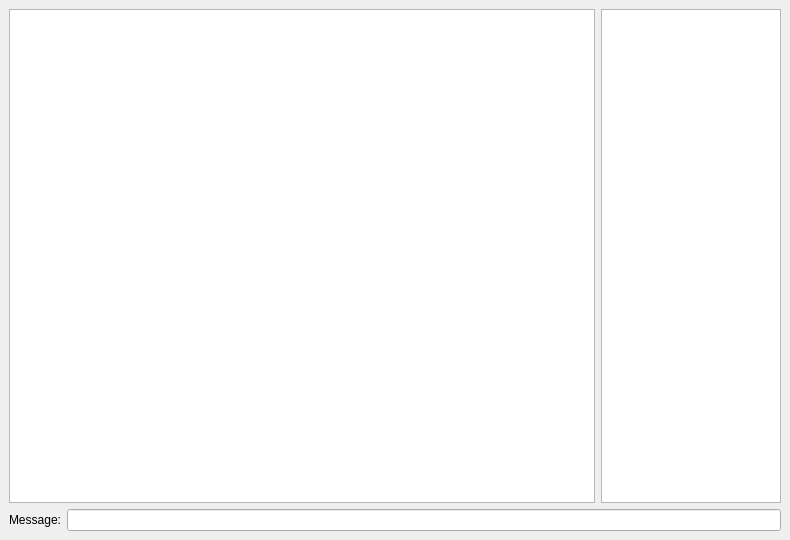
bogdyname/Freechat-Windows, file Freechat/freechat.ui: the form before one commit.
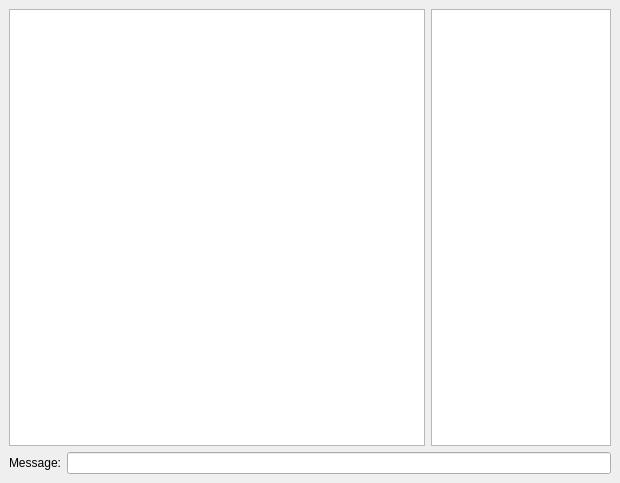
The form after the commit. Icons and pictures are not drawn.

```diff
--- a/Freechat/freechat.ui
+++ b/Freechat/freechat.ui
@@ -1,32 +1,55 @@
-<ui version="4.0" >
- <class>ChatDialog</class>
- <widget class="QDialog" name="ChatDialog" >
-  <property name="geometry" >
+<?xml version="1.0" encoding="UTF-8"?>
+<ui version="4.0">
+ <class>Freechat</class>
+ <widget class="QDialog" name="Freechat">
+  <property name="geometry">
    <rect>
     <x>0</x>
     <y>0</y>
-    <width>790</width>
-    <height>540</height>
+    <width>620</width>
+    <height>483</height>
    </rect>
   </property>
   <property name="windowTitle" >
    <string>Freechat</string>
   </property>
-  <layout class="QVBoxLayout" >
-   <property name="margin" >
-    <number>9</number>
-   </property>
-   <property name="spacing" >
+  <property name="windowIcon">
+   <iconset>
+    <normaloff>../freechat.jpg</normaloff>../freechat.jpg</iconset>
+  </property>
+  <layout class="QVBoxLayout">
+   <property name="spacing">
     <number>6</number>
    </property>
+   <property name="leftMargin">
+    <number>9</number>
+   </property>
+   <property name="topMargin">
+    <number>9</number>
+   </property>
+   <property name="rightMargin">
+    <number>9</number>
+   </property>
+   <property name="bottomMargin">
+    <number>9</number>
+   </property>
    <item>
-    <layout class="QHBoxLayout" >
-     <property name="margin" >
-      <number>0</number>
-     </property>
-     <property name="spacing" >
+    <layout class="QHBoxLayout">
+     <property name="spacing">
       <number>6</number>
      </property>
+     <property name="leftMargin">
+      <number>0</number>
+     </property>
+     <property name="topMargin">
+      <number>0</number>
+     </property>
+     <property name="rightMargin">
+      <number>0</number>
+     </property>
+     <property name="bottomMargin">
+      <number>0</number>
+     </property>
      <item>
       <widget class="QTextEdit" name="textFieldForViewMessages" >
        <property name="focusPolicy" >
@@ -48,18 +71,30 @@
        <property name="focusPolicy" >
         <enum>Qt::NoFocus</enum>
        </property>
+       <property name="autoFillBackground">
+        <bool>false</bool>
+       </property>
       </widget>
      </item>
     </layout>
    </item>
    <item>
-    <layout class="QHBoxLayout" >
-     <property name="margin" >
-      <number>0</number>
-     </property>
-     <property name="spacing" >
+    <layout class="QHBoxLayout">
+     <property name="spacing">
       <number>6</number>
      </property>
+     <property name="leftMargin">
+      <number>0</number>
+     </property>
+     <property name="topMargin">
+      <number>0</number>
+     </property>
+     <property name="rightMargin">
+      <number>0</number>
+     </property>
+     <property name="bottomMargin">
+      <number>0</number>
+     </property>
      <item>
       <widget class="QLabel" name="labelMessage" >
        <property name="text" >
@@ -74,6 +109,7 @@
    </item>
   </layout>
  </widget>
+ <layoutdefault spacing="6" margin="11"/>
  <resources/>
  <connections/>
 </ui>
```
Left out of the diff: 20 changed lines with no effect on the pictures.
